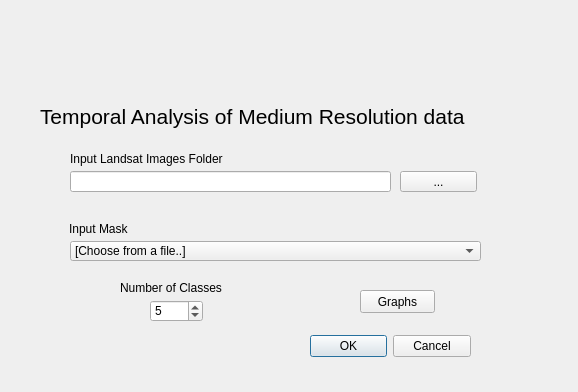
SENSUM-project/sensum_rs_qgis, file uis/ui_temporal.ui: the form before one commit.
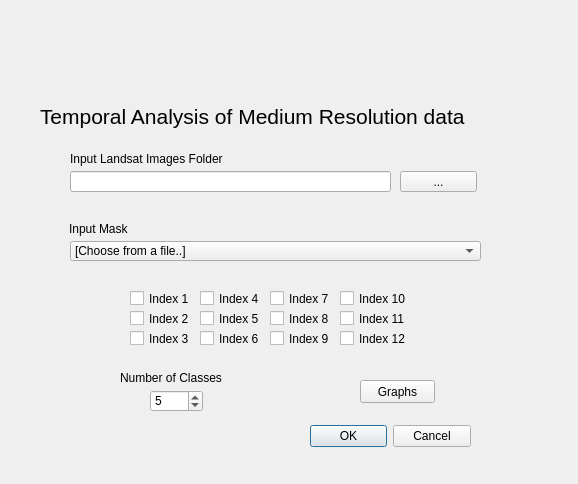
The form after the commit. Icons and pictures are not drawn.

Diff of the .ui file:
```diff
--- a/uis/ui_temporal.ui
+++ b/uis/ui_temporal.ui
@@ -7,9 +7,21 @@
     <x>0</x>
     <y>0</y>
     <width>578</width>
-    <height>392</height>
+    <height>484</height>
    </rect>
   </property>
+  <property name="minimumSize">
+   <size>
+    <width>578</width>
+    <height>484</height>
+   </size>
+  </property>
+  <property name="maximumSize">
+   <size>
+    <width>578</width>
+    <height>484</height>
+   </size>
+  </property>
   <property name="windowTitle">
    <string>Dialog</string>
   </property>
@@ -17,7 +29,7 @@
    <property name="geometry">
     <rect>
      <x>310</x>
-     <y>330</y>
+     <y>420</y>
      <width>161</width>
      <height>32</height>
     </rect>
@@ -126,7 +138,7 @@
    <property name="geometry">
     <rect>
      <x>150</x>
-     <y>300</y>
+     <y>390</y>
      <width>53</width>
      <height>22</height>
     </rect>
@@ -139,7 +151,7 @@
    <property name="geometry">
     <rect>
      <x>120</x>
-     <y>280</y>
+     <y>370</y>
      <width>131</width>
      <height>16</height>
     </rect>
@@ -168,7 +180,7 @@
    <property name="geometry">
     <rect>
      <x>360</x>
-     <y>290</y>
+     <y>380</y>
      <width>75</width>
      <height>23</height>
     </rect>
@@ -177,6 +189,162 @@
     <string>Graphs</string>
    </property>
   </widget>
+  <widget class="QCheckBox" name="checkBox_1">
+   <property name="geometry">
+    <rect>
+     <x>130</x>
+     <y>290</y>
+     <width>61</width>
+     <height>17</height>
+    </rect>
+   </property>
+   <property name="text">
+    <string>Index 1</string>
+   </property>
+  </widget>
+  <widget class="QCheckBox" name="checkBox_2">
+   <property name="geometry">
+    <rect>
+     <x>130</x>
+     <y>310</y>
+     <width>61</width>
+     <height>17</height>
+    </rect>
+   </property>
+   <property name="text">
+    <string>Index 2</string>
+   </property>
+  </widget>
+  <widget class="QCheckBox" name="checkBox_3">
+   <property name="geometry">
+    <rect>
+     <x>130</x>
+     <y>330</y>
+     <width>61</width>
+     <height>17</height>
+    </rect>
+   </property>
+   <property name="text">
+    <string>Index 3</string>
+   </property>
+  </widget>
+  <widget class="QCheckBox" name="checkBox_4">
+   <property name="geometry">
+    <rect>
+     <x>200</x>
+     <y>290</y>
+     <width>61</width>
+     <height>17</height>
+    </rect>
+   </property>
+   <property name="text">
+    <string>Index 4</string>
+   </property>
+  </widget>
+  <widget class="QCheckBox" name="checkBox_5">
+   <property name="geometry">
+    <rect>
+     <x>200</x>
+     <y>310</y>
+     <width>61</width>
+     <height>17</height>
+    </rect>
+   </property>
+   <property name="text">
+    <string>Index 5</string>
+   </property>
+  </widget>
+  <widget class="QCheckBox" name="checkBox_6">
+   <property name="geometry">
+    <rect>
+     <x>200</x>
+     <y>330</y>
+     <width>61</width>
+     <height>17</height>
+    </rect>
+   </property>
+   <property name="text">
+    <string>Index 6</string>
+   </property>
+  </widget>
+  <widget class="QCheckBox" name="checkBox_7">
+   <property name="geometry">
+    <rect>
+     <x>270</x>
+     <y>290</y>
+     <width>61</width>
+     <height>17</height>
+    </rect>
+   </property>
+   <property name="text">
+    <string>Index 7</string>
+   </property>
+  </widget>
+  <widget class="QCheckBox" name="checkBox_8">
+   <property name="geometry">
+    <rect>
+     <x>270</x>
+     <y>310</y>
+     <width>61</width>
+     <height>17</height>
+    </rect>
+   </property>
+   <property name="text">
+    <string>Index 8</string>
+   </property>
+  </widget>
+  <widget class="QCheckBox" name="checkBox_9">
+   <property name="geometry">
+    <rect>
+     <x>270</x>
+     <y>330</y>
+     <width>61</width>
+     <height>17</height>
+    </rect>
+   </property>
+   <property name="text">
+    <string>Index 9</string>
+   </property>
+  </widget>
+  <widget class="QCheckBox" name="checkBox_10">
+   <property name="geometry">
+    <rect>
+     <x>340</x>
+     <y>290</y>
+     <width>71</width>
+     <height>17</height>
+    </rect>
+   </property>
+   <property name="text">
+    <string>Index 10</string>
+   </property>
+  </widget>
+  <widget class="QCheckBox" name="checkBox_11">
+   <property name="geometry">
+    <rect>
+     <x>340</x>
+     <y>310</y>
+     <width>71</width>
+     <height>17</height>
+    </rect>
+   </property>
+   <property name="text">
+    <string>Index 11</string>
+   </property>
+  </widget>
+  <widget class="QCheckBox" name="checkBox_12">
+   <property name="geometry">
+    <rect>
+     <x>340</x>
+     <y>330</y>
+     <width>71</width>
+     <height>17</height>
+    </rect>
+   </property>
+   <property name="text">
+    <string>Index 12</string>
+   </property>
+  </widget>
  </widget>
  <resources/>
  <connections>
```
